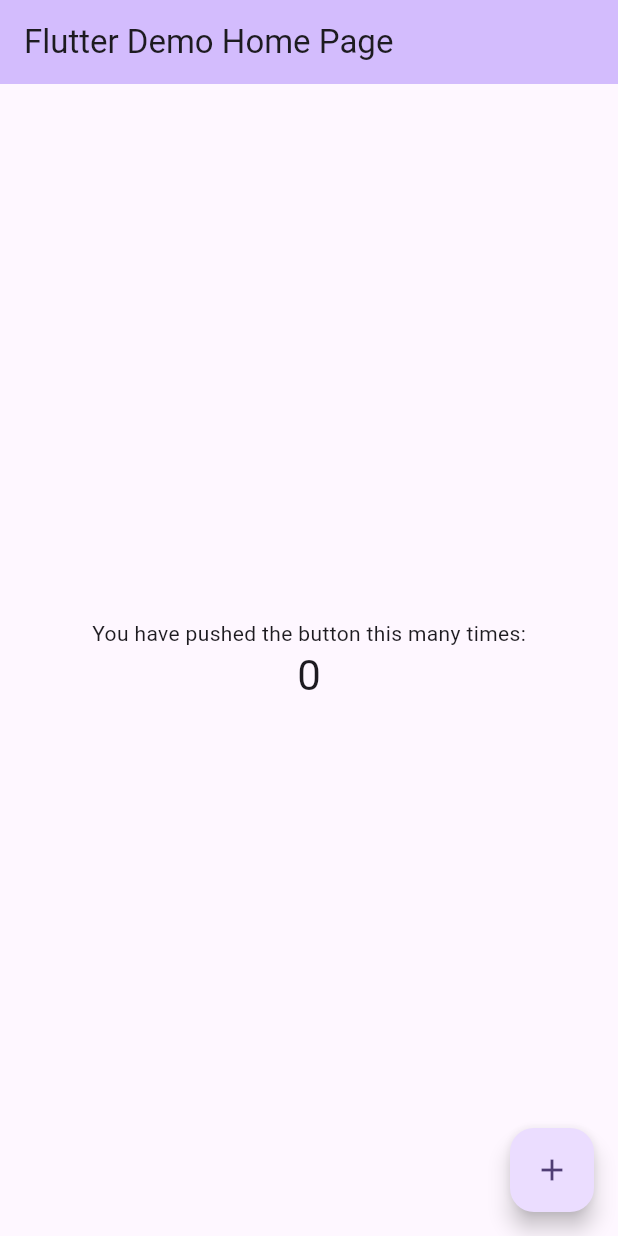
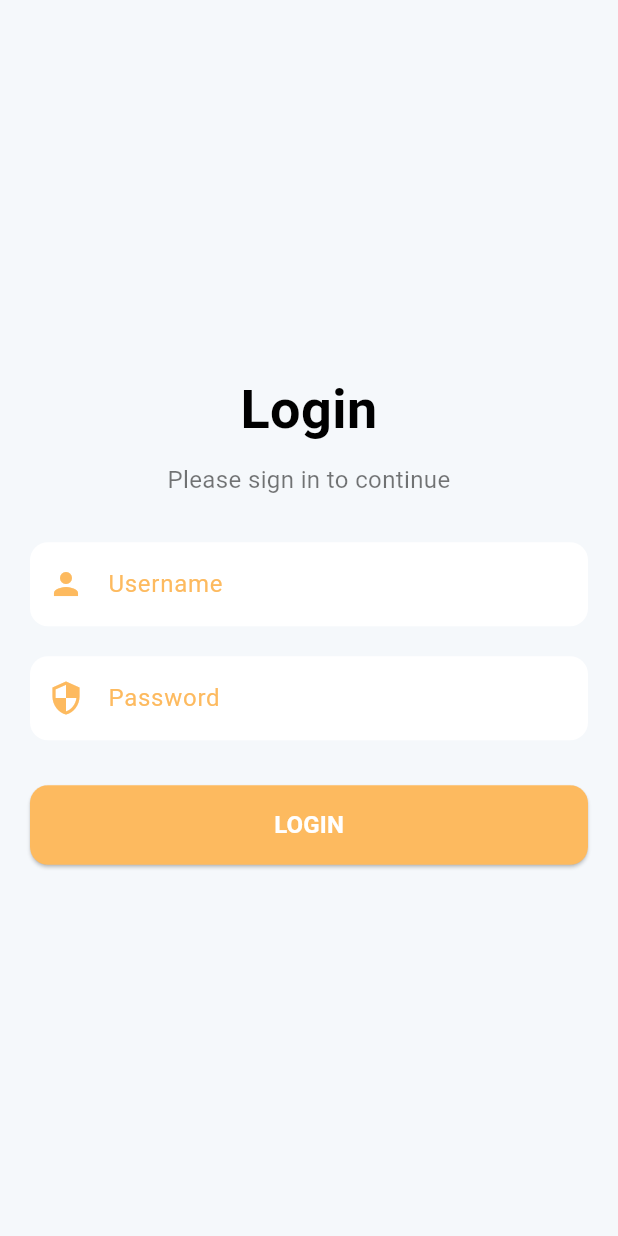
Before and after one commit to AndrianFakhruza/presence-app, a Flutter app: the screen it shows after launch, on a phone screen of 412 x 824 dp. Run offline on Flutter 3.47's test engine with Material 3 defaults, Android fonts, the phone set to English and light mode, and no system bars.

Commit message:
perubahan file main

```diff
--- a/presence_app/lib/main.dart
+++ b/presence_app/lib/main.dart
@@ -1,4 +1,5 @@
 import 'package:flutter/material.dart';
+import 'home.dart';
 
 void main() {
   runApp(const MyApp());
@@ -7,119 +8,103 @@
 class MyApp extends StatelessWidget {
   const MyApp({super.key});
 
-  // This widget is the root of your application.
   @override
   Widget build(BuildContext context) {
     return MaterialApp(
-      title: 'Flutter Demo',
-      theme: ThemeData(
-        // This is the theme of your application.
-        //
-        // TRY THIS: Try running your application with "flutter run". You'll see
-        // the application has a purple toolbar. Then, without quitting the app,
-        // try changing the seedColor in the colorScheme below to Colors.green
-        // and then invoke "hot reload" (save your changes or press the "hot
-        // reload" button in a Flutter-supported IDE, or press "r" if you used
-        // the command line to start the app).
-        //
-        // Notice that the counter didn't reset back to zero; the application
-        // state is not lost during the reload. To reset the state, use hot
-        // restart instead.
-        //
-        // This works for code too, not just values: Most code changes can be
-        // tested with just a hot reload.
-        colorScheme: ColorScheme.fromSeed(seedColor: Colors.deepPurple),
-        useMaterial3: true,
-      ),
-      home: const MyHomePage(title: 'Flutter Demo Home Page'),
+      debugShowCheckedModeBanner: false,
+      home: LoginPage(),
     );
   }
 }
 
-class MyHomePage extends StatefulWidget {
-  const MyHomePage({super.key, required this.title});
-
-  // This widget is the home page of your application. It is stateful, meaning
-  // that it has a State object (defined below) that contains fields that affect
-  // how it looks.
-
-  // This class is the configuration for the state. It holds the values (in this
-  // case the title) provided by the parent (in this case the App widget) and
-  // used by the build method of the State. Fields in a Widget subclass are
-  // always marked "final".
-
-  final String title;
-
-  @override
-  State<MyHomePage> createState() => _MyHomePageState();
-}
-
-class _MyHomePageState extends State<MyHomePage> {
-  int _counter = 0;
-
-  void _incrementCounter() {
-    setState(() {
-      // This call to setState tells the Flutter framework that something has
-      // changed in this State, which causes it to rerun the build method below
-      // so that the display can reflect the updated values. If we changed
-      // _counter without calling setState(), then the build method would not be
-      // called again, and so nothing would appear to happen.
-      _counter++;
-    });
-  }
+class LoginPage extends StatelessWidget {
+  const LoginPage({Key? key}) : super(key: key);
 
   @override
   Widget build(BuildContext context) {
-    // This method is rerun every time setState is called, for instance as done
-    // by the _incrementCounter method above.
-    //
-    // The Flutter framework has been optimized to make rerunning build methods
-    // fast, so that you can just rebuild anything that needs updating rather
-    // than having to individually change instances of widgets.
     return Scaffold(
-      appBar: AppBar(
-        // TRY THIS: Try changing the color here to a specific color (to
-        // Colors.amber, perhaps?) and trigger a hot reload to see the AppBar
-        // change color while the other colors stay the same.
-        backgroundColor: Theme.of(context).colorScheme.inversePrimary,
-        // Here we take the value from the MyHomePage object that was created by
-        // the App.build method, and use it to set our appbar title.
-        title: Text(widget.title),
-      ),
-      body: Center(
-        // Center is a layout widget. It takes a single child and positions it
-        // in the middle of the parent.
+      backgroundColor: const Color(0xFFF5F8FB), // Warna background
+      body: Padding(
+        padding: const EdgeInsets.all(20.0),
         child: Column(
-          // Column is also a layout widget. It takes a list of children and
-          // arranges them vertically. By default, it sizes itself to fit its
-          // children horizontally, and tries to be as tall as its parent.
-          //
-          // Column has various properties to control how it sizes itself and
-          // how it positions its children. Here we use mainAxisAlignment to
-          // center the children vertically; the main axis here is the vertical
-          // axis because Columns are vertical (the cross axis would be
-          // horizontal).
-          //
-          // TRY THIS: Invoke "debug painting" (choose the "Toggle Debug Paint"
-          // action in the IDE, or press "p" in the console), to see the
-          // wireframe for each widget.
           mainAxisAlignment: MainAxisAlignment.center,
-          children: <Widget>[
+          crossAxisAlignment: CrossAxisAlignment.stretch,
+          children: [
             const Text(
-              'You have pushed the button this many times:',
+              'Login',
+              style: TextStyle(
+                fontSize: 36,
+                fontWeight: FontWeight.bold,
+                color: Colors.black,
+              ),
+              textAlign: TextAlign.center,
             ),
-            Text(
-              '$_counter',
-              style: Theme.of(context).textTheme.headlineMedium,
+            const SizedBox(height: 10),
+            const Text(
+              'Please sign in to continue',
+              style: TextStyle(
+                fontSize: 16,
+                color: Colors.black54,
+              ),
+              textAlign: TextAlign.center,
+            ),
+            const SizedBox(height: 30),
+            TextField(
+              decoration: InputDecoration(
+                prefixIcon: const Icon(Icons.person, color: Color(0xFFFDBA5F)),
+                hintText: 'Username',
+                hintStyle: const TextStyle(color: Color(0xFFFDBA5F)),
+                filled: true,
+                fillColor: Colors.white,
+                border: OutlineInputBorder(
+                  borderRadius: BorderRadius.circular(12.0),
+                  borderSide: BorderSide.none,
+                ),
+              ),
+            ),
+            const SizedBox(height: 20),
+            TextField(
+              obscureText: true,
+              decoration: InputDecoration(
+                prefixIcon: const Icon(Icons.security, color: Color(0xFFFDBA5F)),
+                hintText: 'Password',
+                hintStyle: const TextStyle(color: Color(0xFFFDBA5F)),
+                filled: true,
+                fillColor: Colors.white,
+                border: OutlineInputBorder(
+                  borderRadius: BorderRadius.circular(12.0),
+                  borderSide: BorderSide.none,
+                ),
+              ),
+            ),
+            const SizedBox(height: 30),
+            ElevatedButton(
+              onPressed: () {
+                // Navigate to the Home page
+                Navigator.push(
+                  context,
+                  MaterialPageRoute(builder: (context) => HomeScreen()),
+                );
+              },
+              style: ElevatedButton.styleFrom(
+                backgroundColor: const Color(0xFFFDBA5F),
+                shape: RoundedRectangleBorder(
+                  borderRadius: BorderRadius.circular(12),
+                ),
+                padding: const EdgeInsets.symmetric(vertical: 15),
+              ),
+              child: const Text(
+                'LOGIN',
+                style: TextStyle(
+                  fontSize: 16,
+                  color: Colors.white,
+                  fontWeight: FontWeight.bold,
+                ),
+              ),
             ),
           ],
         ),
       ),
-      floatingActionButton: FloatingActionButton(
-        onPressed: _incrementCounter,
-        tooltip: 'Increment',
-        child: const Icon(Icons.add),
-      ), // This trailing comma makes auto-formatting nicer for build methods.
     );
   }
 }
```
